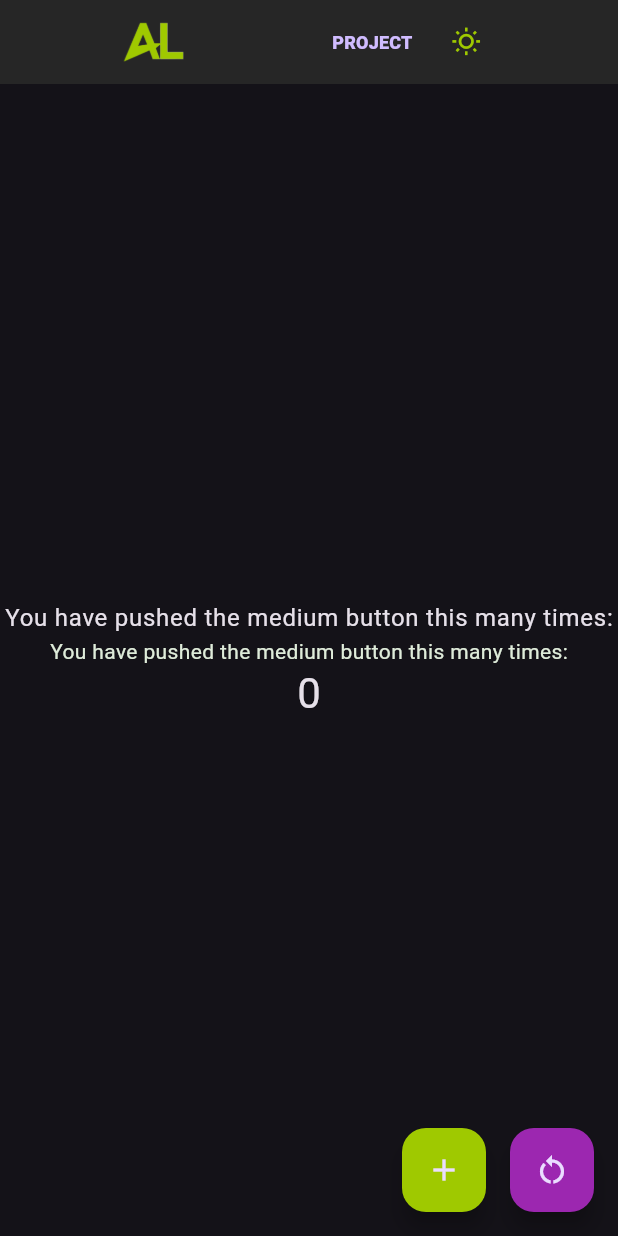
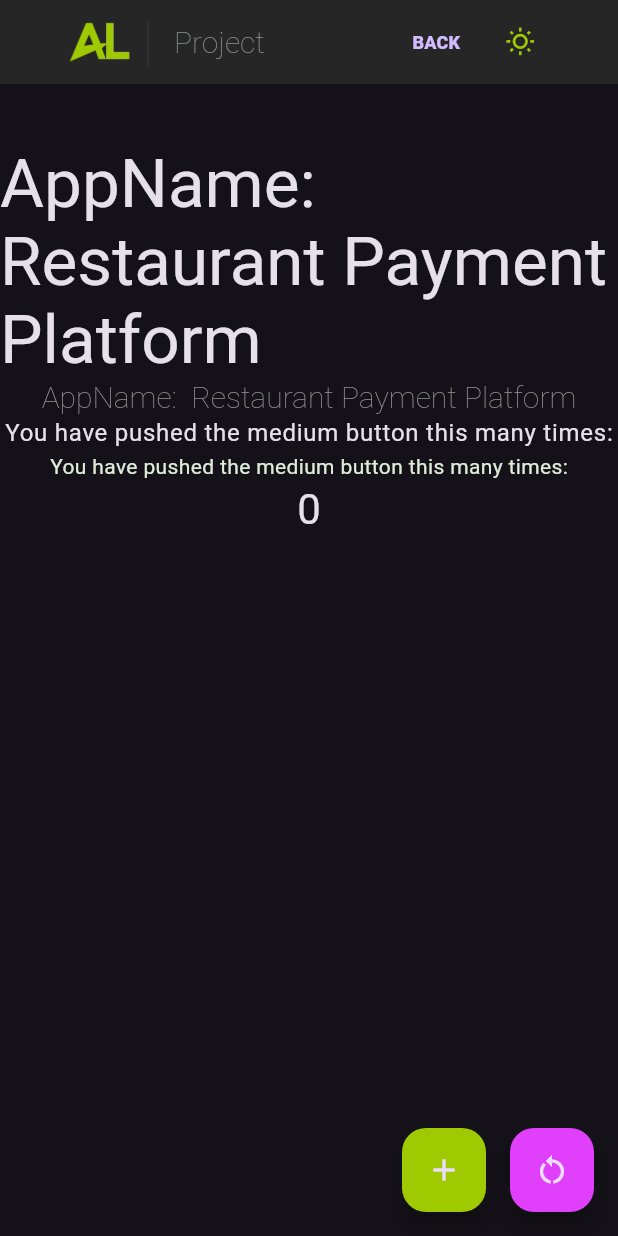
Before and after one commit to loo-al/part_page, a Flutter app: the screen it shows after launch, on a phone screen of 412 x 824 dp. Run offline on Flutter 3.47's test engine with Material 3 defaults, Android fonts, the phone set to English and light mode, and no system bars; our stand-ins replace google_fonts.

Commit message:
- Page confgiured with title and topbar light / dark theme

```diff
--- a/lib/main.dart
+++ b/lib/main.dart
@@ -121,16 +121,44 @@ class _MyPageState extends State<MyPage> {
                 children: [
 
                   // Left asset in appbar
+                  Row(
+                    mainAxisSize: MainAxisSize.min,
+                    children: [
                       Image.asset(
                         'images/AL_logo.png',
                         width: 50, // Set the width of the image
                         height: 50, // Set the height of the image
                       ),
 
+                      SizedBox(width: Size().onew,),
+                      Text( '|',
+                        style: TextStyle(
+                          color: isDarkMode
+                              ? MEDIUM_GREY
+                              : Colors.grey[300],
+                          fontSize: 36,
+                          fontWeight: FontWeight.w100,
+                        ),
+                      ),
+                      SizedBox(width: Size().onew,),
+                      Text( Strings().appbar_title,
+                        style: Theme.of(context).textTheme.displaySmall,
+                      ),
+                    ],
+                  ),
+
+                  /*
+                  Image.asset(
+                    'images/AL_logo.png',
+                    width: 50, // Set the width of the image
+                    height: 50, // Set the height of the image
+                  ),
+                  */
+
                   SizedBox(
                       width: Size().getScreenWidth() < 800
                           ? (Size().twentyw )
-                          : (Size().thirtyw + Size().fivew) + 15
+                          : (Size().thirtyw + Size().fivew)
                   ),
 
                   // Floating Buttons with right padding (adjustable)
@@ -141,7 +169,7 @@ class _MyPageState extends State<MyPage> {
                         onPressed: () {();},
                         // onPressed: () {_scrollToSection(_aboutKey);},
                         child: Text(
-                          "PROJECT",
+                          "BACK",
                           style: TextStyle(
                               fontSize: 12,
                               fontWeight: FontWeight.w900
@@ -169,24 +197,35 @@ class _MyPageState extends State<MyPage> {
         ), // Center
       ),
 
-      body: Center(
+      body: Stack(
+        alignment: AlignmentDirectional.topCenter,
+        children: [
+          Center(
             // Center is a layout widget. It takes a single child and positions it
             // in the middle of the parent.
             child: Column(
-          mainAxisAlignment: MainAxisAlignment.center,
+              mainAxisAlignment: MainAxisAlignment.start,
               children: <Widget>[
+
+                SizedBox(height: Size().fiveh,),
+
+                // Text(Strings().part_titile,
+                //   style: Theme.of(context).textTheme.displayLarge, ),
+                Text(Strings().page_titile,
+                  style: Theme.of(context).textTheme.displayMedium, ),
+                Text(Strings().page_titile,
+                  style: Theme.of(context).textTheme.displaySmall, ),
                 Text(Strings().test,
-              style: Theme.of(context).textTheme.bodyLarge,
-            ),
+                  style: Theme.of(context).textTheme.bodyLarge, ),
                 Text(Strings().test,
-              style: Theme.of(context).textTheme.bodyMedium,
-            ),
-            Text(
-              '$_counter',
+                  style: Theme.of(context).textTheme.bodyMedium, ),
+                Text( '$_counter',
                   style: Theme.of(context).textTheme.headlineMedium,
                 ),
               ],
             ),
+          ),
+        ],
       ),
 
       floatingActionButton: Row(
@@ -203,7 +242,7 @@ class _MyPageState extends State<MyPage> {
           FloatingActionButton(
             onPressed: _resetCounter,
             tooltip: 'Reset',
-            backgroundColor: Colors.purple,
+            backgroundColor: Colors.purpleAccent,
             child: const Icon(Icons.restart_alt),
           ),
         ],
--- a/lib/strings.dart
+++ b/lib/strings.dart
@@ -8,4 +8,7 @@ class Strings{
 
   String sample = 'hello';
   String test = 'You have pushed the medium button this many times:';
+
+  String appbar_title = '  Project';
+  String page_titile = 'AppName:  Restaurant Payment Platform';
 }
--- a/lib/theme/theme_variants.dart
+++ b/lib/theme/theme_variants.dart
@@ -3,10 +3,11 @@ import 'package:flutter/material.dart';
 const COLOR_PRIMARY = Colors.green;
 const CUSTOM_GREEN = Color.fromARGB(255, 159, 201, 0);
 const COMPLEMENT_PURPLE = Color.fromARGB(255, 109, 88, 255);
-const BLUE = Colors.blue;
+const BLUE = Colors.lightBlueAccent;
 
-const DARK_GREY = Color(0xFF1E1E1E);
-const MEDIUM_GREY = Color(0xFF262626);
+const BLACK_GREY = Color(0xFF1E1E1E);
+const DARK_GREY = Color(0xFF262626);
+const MEDIUM_GREY = Color(0xFF363636);
 const LIGHT_GREY = Color(0xFF8A8F8A);
 const LIGHT_ACCENT = Colors.green;
 
@@ -15,7 +16,6 @@ const WHITE = Colors.white;
 const FROSTEE = Color(0xFFE4F6E7);
 // willow brook
 const LIGHT_BACKGROUND = Color(0xFFDFECDA);
-
 
 
 // LIGHT THEME
@@ -45,9 +45,15 @@ ThemeData lightTheme = ThemeData(
   ),
 
   textTheme: TextTheme(
+    displayMedium: TextStyle(color: Colors.black, fontWeight: FontWeight.w900),
+    displaySmall: TextStyle(color: LIGHT_GREY, fontWeight: FontWeight.w100,
+      fontSize: 20,
+    ),
+
     bodyLarge: TextStyle(color: Colors.black, fontWeight: FontWeight.w600),
     bodyMedium: TextStyle(color: Colors.black, fontWeight: FontWeight.w600),
     bodySmall: TextStyle(color: Colors.black),
+
     headlineMedium: TextStyle(color: Colors.green),
     // You can also modify other styles like headline1, headline2, etc.
   ),
@@ -61,7 +67,7 @@ ThemeData darkTheme = ThemeData(
   primaryColor: COLOR_PRIMARY,
 
   appBarTheme: AppBarThemeData(
-    backgroundColor: MEDIUM_GREY,
+    backgroundColor: DARK_GREY,
   ),
 
   iconButtonTheme: IconButtonThemeData(
@@ -75,6 +81,10 @@ ThemeData darkTheme = ThemeData(
   ),
 
   textTheme: TextTheme(
+      displaySmall: TextStyle(color: LIGHT_GREY, fontWeight: FontWeight.w100,
+          fontSize: 20,
+      ),
+
       bodyMedium: TextStyle(color: LIGHT_BACKGROUND)
   ),
 );
```
Lines whose indentation alone changed are shown as unchanged.
